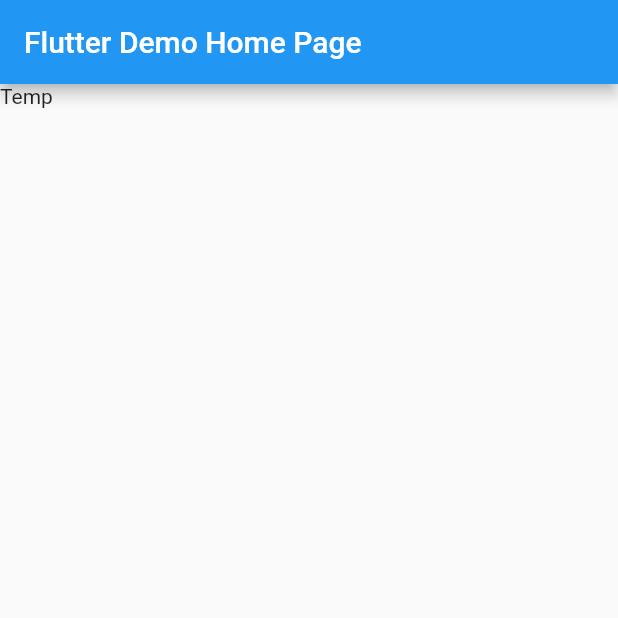
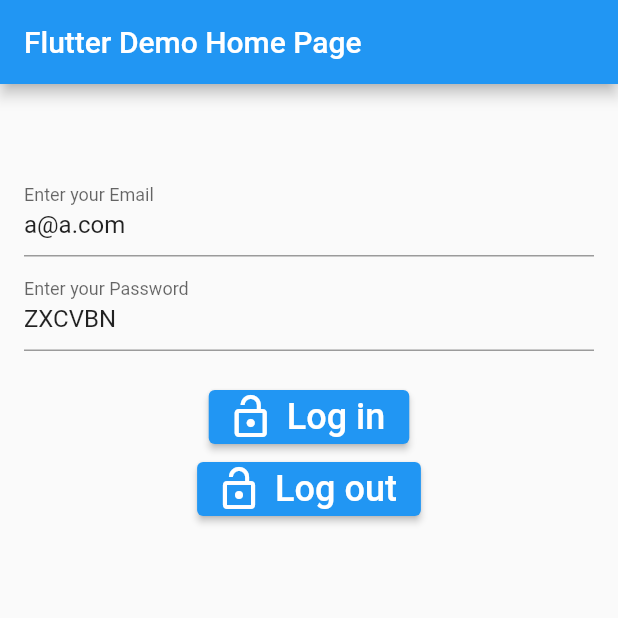
Before and after one commit to ScottFarestrand/firestore_authentication, a Flutter app: the screen it shows after launch, on a phone screen of 412 x 824 dp, the top half of it. Run offline on Flutter 3.47's test engine with Material 2 defaults, Android fonts, the phone set to English and light mode, and no system bars; our stand-ins replace firebase_auth; accounts and stored records are empty.

Commit message:
Ready to Login and Logout. Lets hope for the best...

```diff
--- a/lib/main.dart
+++ b/lib/main.dart
@@ -41,7 +41,7 @@ class _MyHomePageState extends State<MyHomePage> {
       appBar: AppBar(
             title: Text(widget.title),
       ),
-      body: Text("Temp"),
+      body: const Login(),
     );
   }
 }
--- a/lib/widgets/login.dart
+++ b/lib/widgets/login.dart
@@ -1,11 +1,84 @@
+
 import 'package:flutter/material.dart';
-class Login extends StatelessWidget {
+import 'package:firebase_auth/firebase_auth.dart';
+class Login extends StatefulWidget {
   const Login({Key? key}) : super(key: key);
 
   @override
+  State<Login> createState() => _LoginState();
+}
+
+class _LoginState extends State<Login> {
+  final emailController = TextEditingController();
+  final passwordController = TextEditingController();
+
+  @override
+  void dispose() {
+    emailController.dispose();
+    passwordController.dispose();
+    super.dispose();
+  }
   Widget build(BuildContext context) {
-    return Scaffold(
-      body: Text("This is the Login Page"),
+    emailController.text = "a@a.com";
+    passwordController.text = "ZXCVBN";
+    return SingleChildScrollView(
+      padding: const EdgeInsets.all(16),
+      child: Column(
+        mainAxisAlignment: MainAxisAlignment.center,
+        children: [
+          const SizedBox(height: 40),
+          TextField(
+            controller: emailController,
+            cursorColor: Colors.white,
+            textInputAction: TextInputAction.next,
+            decoration: const InputDecoration(
+                labelText: "Enter your Email"
+            ),
+          ),
+          const SizedBox(height: 4),
+          TextField(
+            controller: passwordController,
+            cursorColor: Colors.white,
+            textInputAction: TextInputAction.done,
+            decoration: const InputDecoration(
+                labelText: "Enter your Password"
+            ),
+          ),
+          const SizedBox(height: 20),
+          ElevatedButton.icon(
+              style: ElevatedButton.styleFrom(
+                maximumSize: const Size.fromHeight(50),
+              ),
+              icon: const Icon(Icons.lock_open, size: 32),
+              label: const Text("Log in",
+                style: TextStyle(fontSize: 24),
+              ),
+              onPressed: (){
+                login(emailController.text.trim(), passwordController.text.trim());
+              } ),
+          ElevatedButton.icon(
+              style: ElevatedButton.styleFrom(
+                maximumSize: const Size.fromHeight(50),
+              ),
+              icon: const Icon(Icons.lock_open, size: 32),
+              label: const Text("Log out",
+                style: TextStyle(fontSize: 24),
+              ),
+              onPressed: (){
+                logout();
+              } ),
+        ],
+      ),
     );
+
+
   }
 }
+Future login(email, password) async {
+  await FirebaseAuth.instance.signInWithEmailAndPassword(
+      email: email, password: password);
+}
+Future logout() async{
+  await FirebaseAuth.instance.signOut();
+  print("Logout");
+}
```
